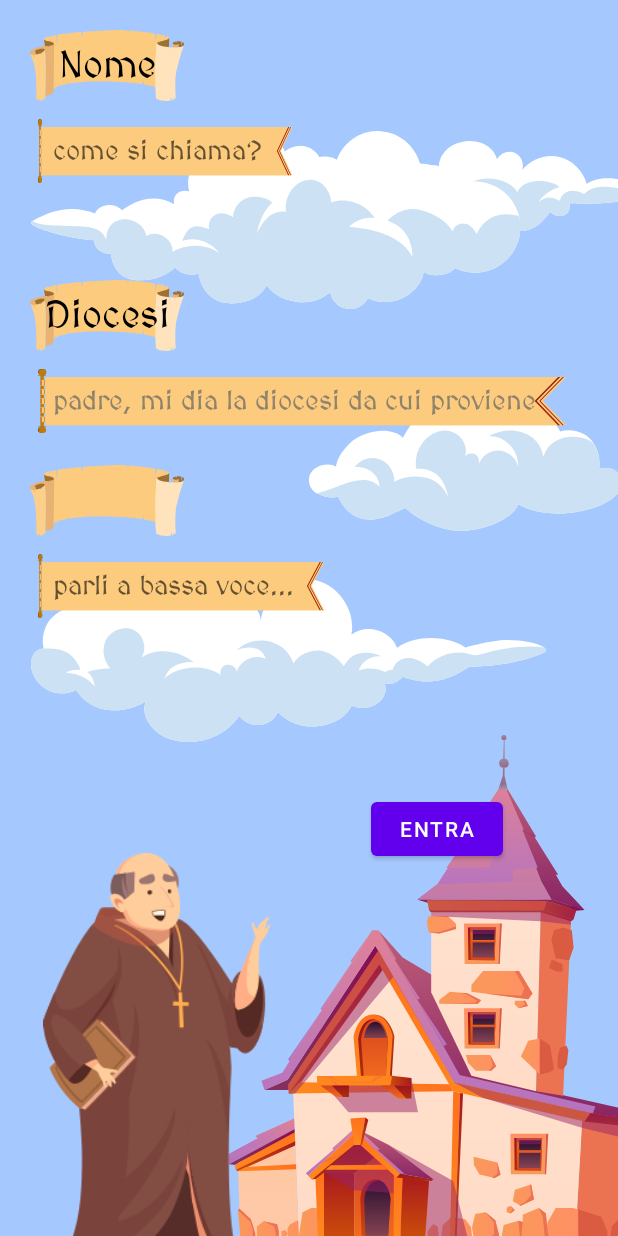
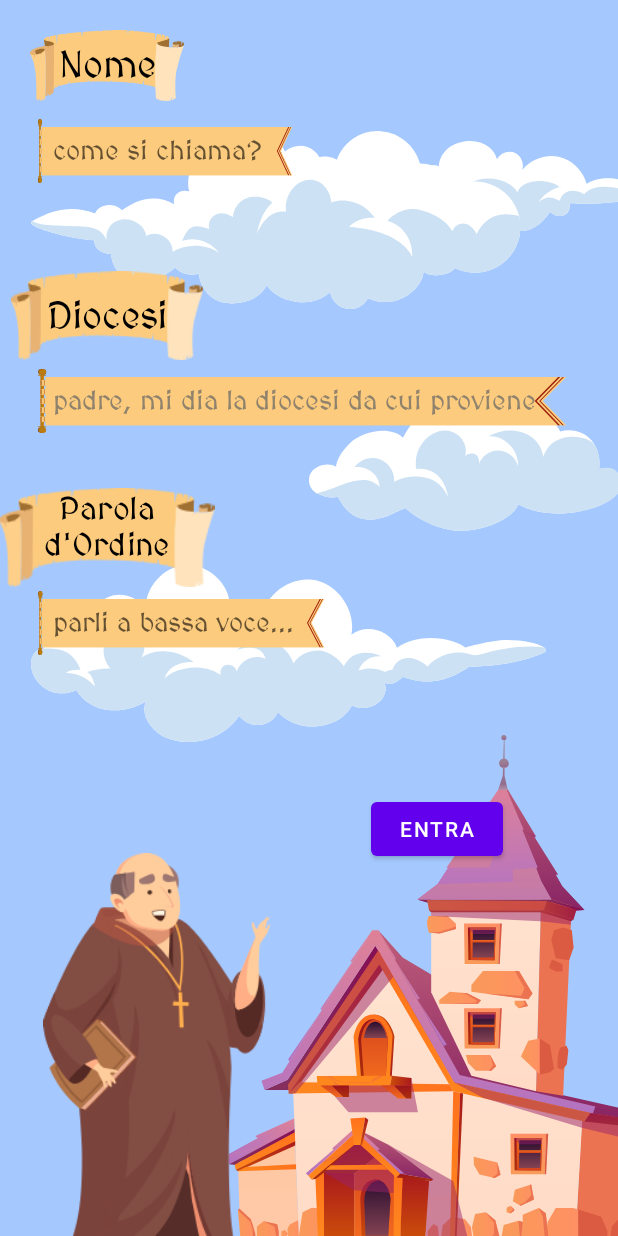
Before and after one commit to ZolloFrancesco/Pregaverso, an Android app: the LoginSacerdote screen opened directly, with no data from a screen before it, on a phone screen of 412 x 824 dp. Run offline under Robolectric (Android 15) with nearby library versions, the phone set to English and light mode, and no system bars.

Commit message:
Conclusione grafica e alcune migliorie
- Francesco Zollo (17/12/2022)

```diff
--- a/app/src/main/res/layout/activity_login_sacerdote.xml
+++ b/app/src/main/res/layout/activity_login_sacerdote.xml
@@ -169,7 +169,9 @@
             android:textAlignment="center"
             android:gravity="center"
             android:fontFamily="@font/medievalsharp"
-            android:textSize="25dp"
+            android:textSize="20dp"
+            android:scaleX="1.25"
+            android:scaleY="1.25"
             android:textColor="@color/black"
             android:layout_marginTop="20dp"
             android:layout_marginStart="20dp"/>
@@ -197,7 +199,7 @@
         android:layout_width="0dp"
         android:layout_height="0dp"
         android:orientation="horizontal"
-        app:layout_constraintGuide_percent="0.50" />
+        app:layout_constraintGuide_percent="0.53" />
 
     <LinearLayout
         android:layout_width="match_parent"
@@ -205,12 +207,22 @@
         android:orientation="vertical"
         app:layout_constraintBottom_toTopOf="@id/guidaParolaDOrdine">
 
-        <ImageView
+        <TextView
             android:layout_width="wrap_content"
             android:layout_height="wrap_content"
-            android:layout_marginStart="20dp"
-            android:layout_marginTop="0dp"
-            app:srcCompat="@drawable/banner1" />
+            android:layout_gravity="start"
+            android:background="@drawable/banner1"
+            android:text="Parola\nd'Ordine"
+            android:textAlignment="center"
+            android:gravity="center"
+            android:fontFamily="@font/medievalsharp"
+            android:textSize="15dp"
+            android:scaleX="1.4"
+            android:scaleY="1.4"
+            android:paddingBottom="9dp"
+            android:textColor="@color/black"
+            android:layout_marginTop="20dp"
+            android:layout_marginStart="20dp"/>
 
         <EditText
             android:id="@+id/parolaSacerdote"
```
